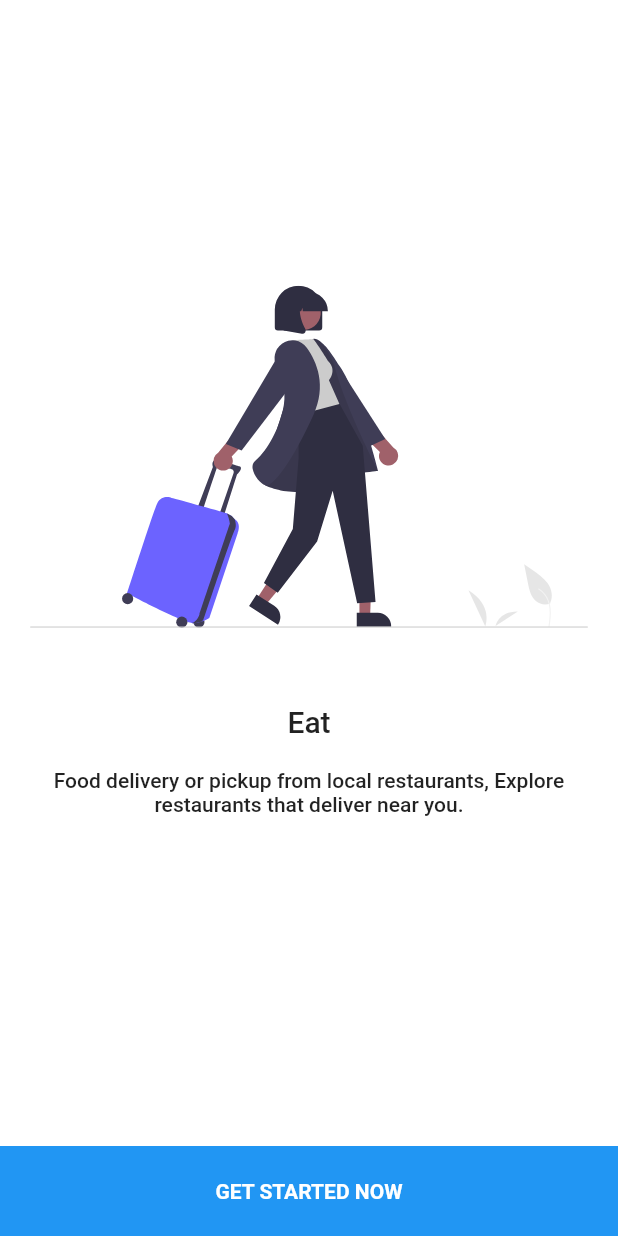
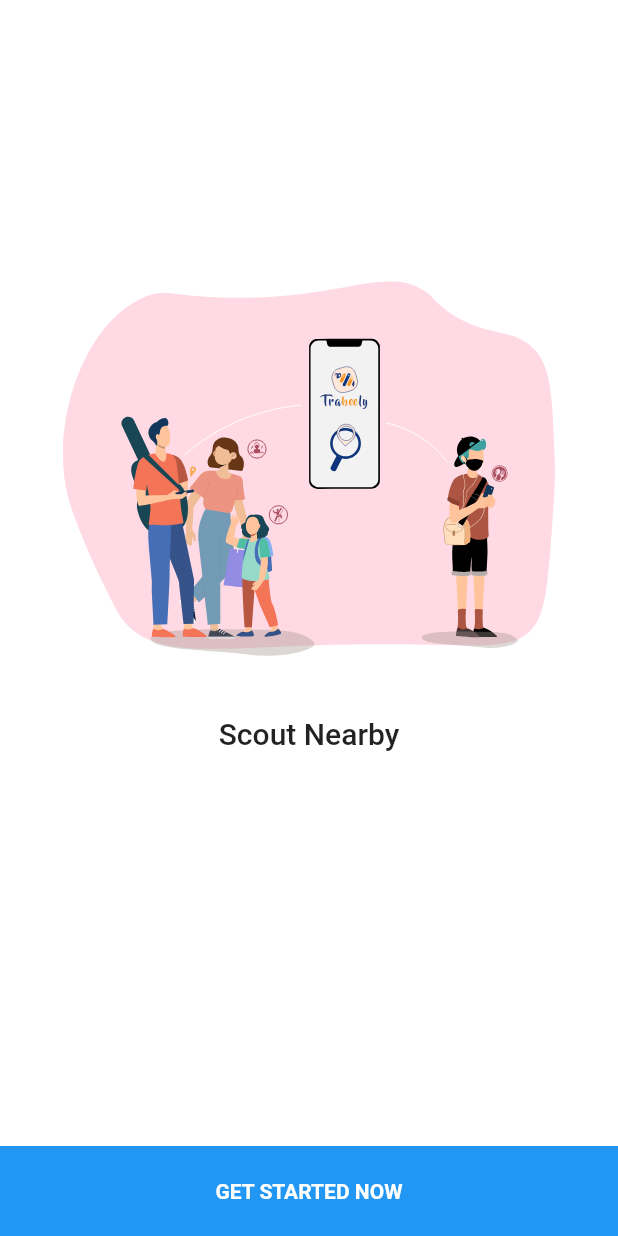
Before and after one commit to reewaz401/trabeely_app, a Flutter app: the screen it shows after launch, after a tap on "SKIP", on a phone screen of 412 x 824 dp. Run offline on Flutter 3.47's test engine with Material 2 defaults, Android fonts, the phone set to English and light mode, and no system bars; our stand-ins replace cool_alert, date_time_picker, flutter_svg, image_picker, qr_flutter, shared_preferences and 1 more; network calls fail; project files that could hold a hidden picture were left out.

Commit message:
few changes to stat

```diff
--- a/lib/screens/Onboarding/Slider.dart
+++ b/lib/screens/Onboarding/Slider.dart
@@ -1,6 +1,5 @@
 import 'package:flutter/material.dart';
 import 'package:travel/screens/auth_screen.dart';
-import 'package:travel/screens/tabsScreen/tabs_screen.dart';
 import './data.dart';
 import 'package:flutter_svg/flutter_svg.dart';
 import 'package:shared_preferences/shared_preferences.dart';
@@ -14,7 +13,6 @@ class _OnboardinPageState extends State<OnboardinPage> {
   List<SliderModel> mySLides = <SliderModel>[];
   int slideIndex = 0;
   PageController controller;
-
   Widget _buildPageIndicator(bool isCurrentPage) {
     return Container(
       margin: EdgeInsets.symmetric(horizontal: 2.0),
@@ -29,7 +27,6 @@ class _OnboardinPageState extends State<OnboardinPage> {
 
   @override
   void initState() {
-    // TODO: implement initState
     super.initState();
     mySLides = getSlides();
     controller = new PageController();
@@ -66,11 +63,16 @@ class _OnboardinPageState extends State<OnboardinPage> {
                 imagePath: mySLides[2].getImageAssetPath(),
                 title: mySLides[2].getTitle(),
                 desc: mySLides[2].getDesc(),
+              ),
+              SlideTile(
+                imagePath: mySLides[3].getImageAssetPath(),
+                title: mySLides[3].getTitle(),
+                desc: mySLides[3].getDesc(),
               )
             ],
           ),
         ),
-        bottomSheet: slideIndex != 2
+        bottomSheet: slideIndex != 3
             ? Container(
                 margin: EdgeInsets.symmetric(vertical: 16),
                 child: Row(
@@ -78,7 +80,7 @@ class _OnboardinPageState extends State<OnboardinPage> {
                   children: <Widget>[
                     TextButton(
                       onPressed: () {
-                        controller.animateToPage(2,
+                        controller.animateToPage(3,
                             duration: Duration(milliseconds: 400),
                             curve: Curves.linear);
                       },
@@ -92,7 +94,7 @@ class _OnboardinPageState extends State<OnboardinPage> {
                     Container(
                       child: Row(
                         children: [
-                          for (int i = 0; i < 3; i++)
+                          for (int i = 0; i < 4; i++)
                             i == slideIndex
                                 ? _buildPageIndicator(true)
                                 : _buildPageIndicator(false),
@@ -127,7 +129,6 @@ class _OnboardinPageState extends State<OnboardinPage> {
                       builder: (ctx) => AuthScreen(false),
                     ),
                   );
-                  print("Get Started Now");
                 },
                 child: Container(
                   height: 60,
--- a/lib/screens/Onboarding/data.dart
+++ b/lib/screens/Onboarding/data.dart
@@ -37,27 +37,31 @@ List<SliderModel> getSlides() {
   SliderModel sliderModel = new SliderModel();
 
   //1
-  sliderModel.setDesc(
-      "Discover Restaurants offering the best fast food food near you on Trabeely");
-  sliderModel.setTitle("Search");
-  sliderModel.setImageAssetPath("assets/images/onboarding2.svg");
+  sliderModel.setDesc("");
+  sliderModel.setTitle("Book Your Trip");
+  sliderModel.setImageAssetPath("assets/images/1.svg");
   slides.add(sliderModel);
 
   sliderModel = new SliderModel();
 
   //2
-  sliderModel.setDesc("Travel to favorite destination with our booking");
-  sliderModel.setTitle("Order");
-  sliderModel.setImageAssetPath("assets/images/onboarding4.svg");
+  sliderModel.setDesc("");
+  sliderModel.setTitle("Share Story");
+  sliderModel.setImageAssetPath("assets/images/2.svg");
   slides.add(sliderModel);
 
   sliderModel = new SliderModel();
 
   //3
-  sliderModel.setDesc(
-      "Food delivery or pickup from local restaurants, Explore restaurants that deliver near you.");
-  sliderModel.setTitle("Eat");
-  sliderModel.setImageAssetPath("assets/images/onboarding3.svg");
+  sliderModel.setDesc("");
+  sliderModel.setTitle("Book Your Stay");
+  sliderModel.setImageAssetPath("assets/images/3.svg");
+  slides.add(sliderModel);
+
+  sliderModel = new SliderModel();
+  sliderModel.setDesc("");
+  sliderModel.setTitle("Scout Nearby");
+  sliderModel.setImageAssetPath("assets/images/4.svg");
   slides.add(sliderModel);
 
   sliderModel = new SliderModel();
--- a/lib/screens/SplashScreen/splashscreen.dart
+++ b/lib/screens/SplashScreen/splashscreen.dart
@@ -7,6 +7,7 @@ import 'package:travel/screens/tabsScreen/tabs_screen.dart';
 import 'package:travel/screens/Onboarding/Slider.dart';
 import 'package:travel/services/authentication.dart';
 import '../auth_screen.dart';
+import 'package:velocity_x/velocity_x.dart';
 
 class SplashScreen extends StatefulWidget {
   @override
@@ -82,19 +83,19 @@ class _SplashScreenState extends State<SplashScreen> {
                         child: SvgPicture.asset(
                           'assets/images/logo.svg',
                           alignment: Alignment.center,
-                          height: 50,
+                          height: 100,
                         ),
-                      ),
+                      ).shimmer(
+                          count: 1,
+                          showAnimation: true,
+                          primaryColor: Colors.blue[900],
+                          secondaryColor: Colors.orange),
                       Padding(
                         padding: EdgeInsets.only(top: 10.0),
                       ),
                     ],
                   ),
                 ),
-              ),
-              Padding(
-                padding: const EdgeInsets.all(8.0),
-                child: CircularProgressIndicator(),
               ),
             ],
           )
--- /dev/null
+++ b/lib/services/getTabIndex.dart
@@ -0,0 +1,15 @@
+getIndex(String destination) {
+  if (destination == 'All') {
+    return 0;
+  } else if (destination == 'Tours') {
+    return 1;
+  } else if (destination == 'Treks') {
+    return 2;
+  } else if (destination == 'Hotels') {
+    return 3;
+  } else if (destination == 'Restauranest') {
+    return 4;
+  } else if (destination == 'Clubs') {
+    return 5;
+  }
+}
--- a/lib/services/viewData.dart
+++ b/lib/services/viewData.dart
@@ -29,13 +29,12 @@ class ViewData with ChangeNotifier {
       if (slectedType == 'Hotels') {
         print('Hotels Enter');
         final SharedPreferences prefs = await SharedPreferences.getInstance();
-        final String autoToken = prefs.getString('autoSignIn');
+        final String autoToken = prefs.getString('userToken');
         print("token : $autoToken");
         response = await http.get(
           url,
           headers: {
-            HttpHeaders.authorizationHeader:
-                "Bearer eyJhbGciOiJIUzI1NiIsInR5cCI6IkpXVCJ9.eyJfaWQiOiI2MDRlY2UxYWJmYmFhYzNjN2M1YTk2MzAiLCJhY2Nlc3NMZXZlbCI6InN1cGVyLWFkbWluLXNjb3V0IiwiaWF0IjoxNjE3NjgyMzg2LCJleHAiOjE2MTc3Njg3ODZ9.SBMq5M8_UhdiUwX52NPIRoizDrKQuNFouJst6NqG9J0",
+            HttpHeaders.authorizationHeader: "Bearer $autoToken",
           },
         );
         print(jsonDecode(response.body));
--- a/pubspec.yaml
+++ b/pubspec.yaml
@@ -34,7 +34,7 @@ dependencies:
   http: ^0.12.2
   provider: ^4.3.2+3
   cool_alert: ^1.0.3
-
+  velocity_x:
   json_annotation:
   bubble_tab_indicator:
   qr_flutter: ^4.0.0
```
Also changed, not shown: lib/main.dart (+0 -8 lines), assets/images/1.svg (added), assets/images/2.svg (added), assets/images/3.svg (added), assets/images/4.svg (added).
